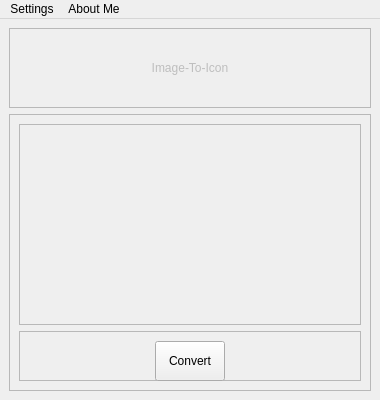
Old version of the form ui/Interface.ui in the repository TechOGR/Image-To-Icon.
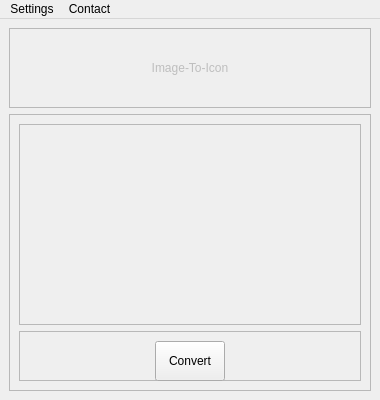
New version of the form.

Diff of the .ui file:
```diff
--- a/ui/Interface.ui
+++ b/ui/Interface.ui
@@ -187,13 +187,16 @@
     <addaction name="menuOutput_Path"/>
     <addaction name="separator"/>
    </widget>
-   <widget class="QMenu" name="menuAbout_Me">
+   <widget class="QMenu" name="menuContact">
+    <property name="cursor">
+     <cursorShape>PointingHandCursor</cursorShape>
+    </property>
     <property name="title">
-     <string>About Me</string>
+     <string>Contact</string>
     </property>
    </widget>
    <addaction name="menuSettings"/>
-   <addaction name="menuAbout_Me"/>
+   <addaction name="menuContact"/>
   </widget>
   <action name="SameLocation">
    <property name="text">
```
Left out of the diff: 46 changed lines with no effect on the pictures.
